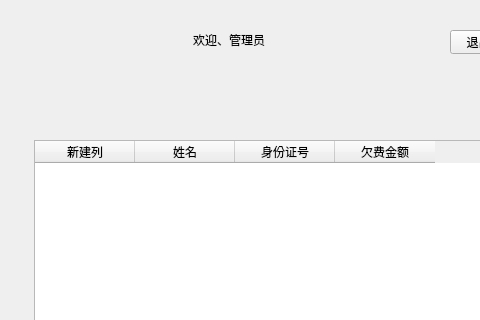
Above: manager.ui from belunch/book_manage_system before the change; both pictures show x 0 to 480 and y 0 to 320 of the 742 by 545 pixel window. Below: the same form after it.
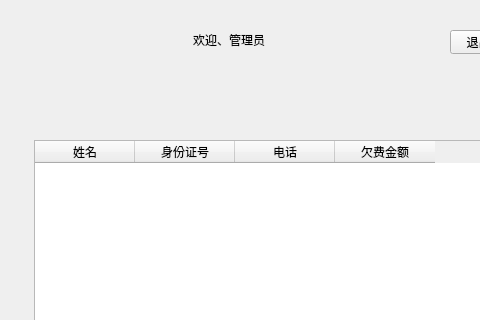
That is the form after the change. The open tabs and pages were chosen to show the change.

```diff
--- a/manager.ui
+++ b/manager.ui
@@ -271,11 +271,6 @@
        <height>281</height>
       </rect>
      </property>
-     <column>
-      <property name="text">
-       <string>新建列</string>
-      </property>
-     </column>
      <column>
       <property name="text">
        <string>姓名</string>
@@ -286,6 +281,11 @@
        <string>身份证号</string>
       </property>
      </column>
+     <column>
+      <property name="text">
+       <string>电话</string>
+      </property>
+     </column>
      <column>
       <property name="text">
        <string>欠费金额</string>
```
Left out of the diff: 2 changed lines with no effect on the pictures.
